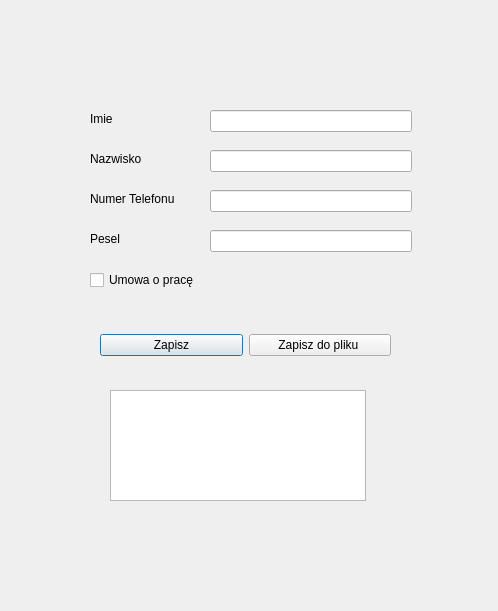
The window that layout.ui (Yoir-yes/Zadanied) describes before a commit, drawn with Qt 5.
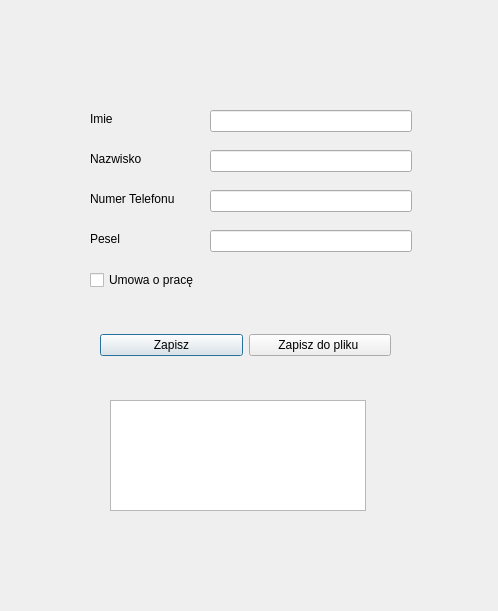
The same window after the commit.

```diff
--- a/layout.ui
+++ b/layout.ui
@@ -124,24 +124,11 @@
     <string>Imie</string>
    </property>
   </widget>
-  <widget class="QLabel" name="test">
-   <property name="geometry">
-    <rect>
-     <x>80</x>
-     <y>500</y>
-     <width>331</width>
-     <height>31</height>
-    </rect>
-   </property>
-   <property name="text">
-    <string/>
-   </property>
-  </widget>
   <widget class="QListWidget" name="listWidget">
    <property name="geometry">
     <rect>
      <x>110</x>
-     <y>390</y>
+     <y>400</y>
      <width>256</width>
      <height>111</height>
     </rect>
```
Left out of the diff: 6 changed lines with no effect on the pictures.
